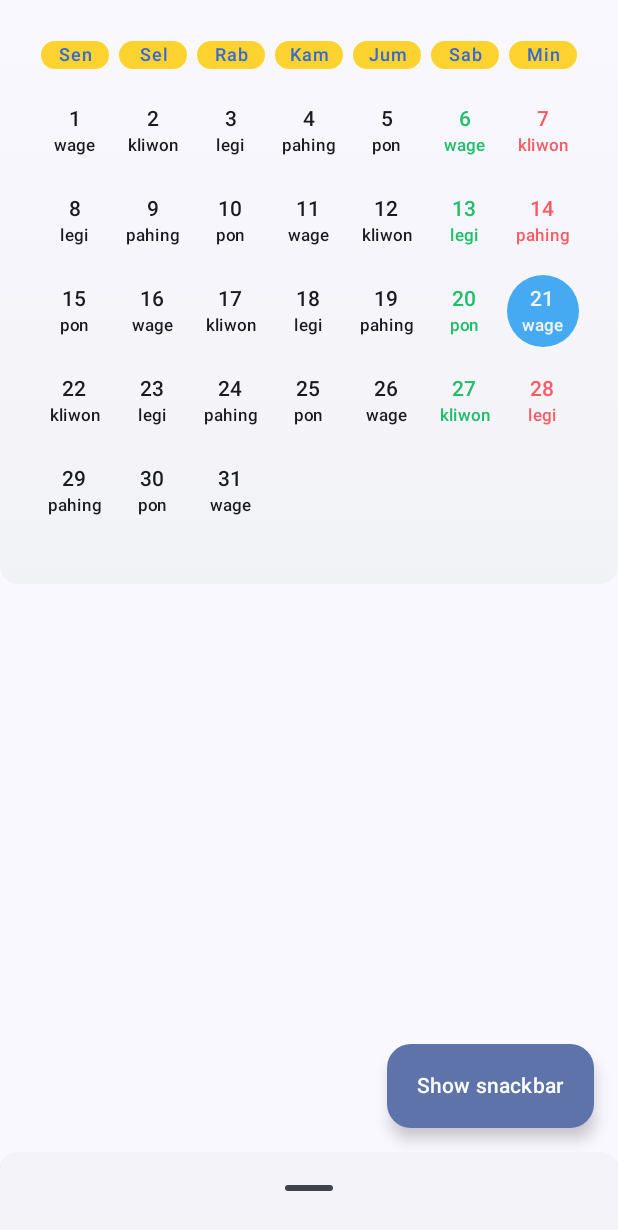
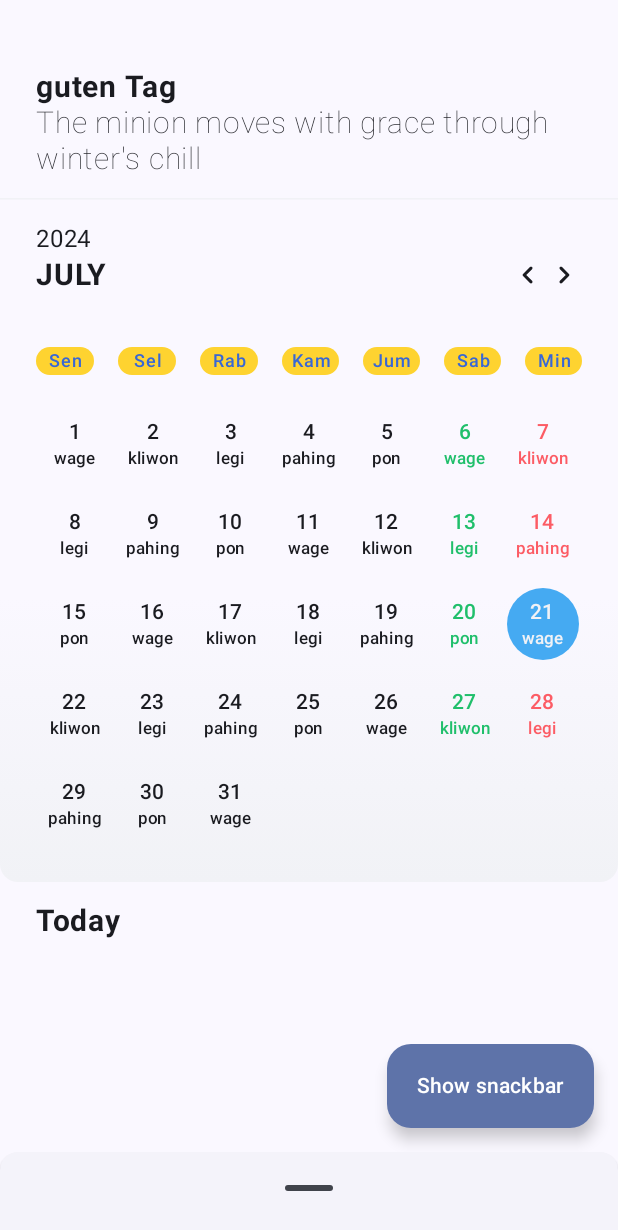
Before and after one commit to remithzu/Calendar, an Android app built with Jetpack Compose: the screen it shows after launch (MainActivity), on a phone screen of 412 x 824 dp. Shown: the top 1230 px of the screen. Run offline under Robolectric (Android 15) with nearby library versions, the phone set to English and light mode, and no system bars.

Commit message:
Initial commit

```diff
--- a/app/src/main/java/com/rmtz/calendar/KalenderUi.kt
+++ b/app/src/main/java/com/rmtz/calendar/KalenderUi.kt
@@ -1,11 +1,15 @@
 package com.rmtz.calendar
 
 import android.annotation.SuppressLint
+import android.content.ClipData.Item
 import android.content.res.Configuration
+import android.text.Html
 import android.util.Log
 import androidx.compose.foundation.Canvas
 import androidx.compose.foundation.background
+import androidx.compose.foundation.clickable
 import androidx.compose.foundation.isSystemInDarkTheme
+import androidx.compose.foundation.layout.Arrangement
 import androidx.compose.foundation.layout.Arrangement.aligned
 import androidx.compose.foundation.layout.Box
 import androidx.compose.foundation.layout.Column
@@ -16,7 +20,14 @@ import androidx.compose.foundation.layout.fillMaxWidth
 import androidx.compose.foundation.layout.height
 import androidx.compose.foundation.layout.padding
 import androidx.compose.foundation.lazy.grid.GridCells
+import androidx.compose.foundation.lazy.grid.LazyHorizontalGrid
 import androidx.compose.foundation.lazy.grid.LazyVerticalGrid
+import androidx.compose.material.icons.Icons
+import androidx.compose.material.icons.automirrored.rounded.KeyboardArrowLeft
+import androidx.compose.material.icons.automirrored.rounded.KeyboardArrowRight
+import androidx.compose.material.icons.sharp.KeyboardArrowLeft
+import androidx.compose.material3.HorizontalDivider
+import androidx.compose.material3.Icon
 import androidx.compose.material3.MaterialTheme
 import androidx.compose.material3.MaterialTheme.typography
 import androidx.compose.material3.Text
@@ -40,36 +51,83 @@ import androidx.compose.ui.tooling.preview.Devices
 import androidx.compose.ui.tooling.preview.Preview
 import androidx.compose.ui.unit.dp
 import androidx.compose.ui.unit.sp
+import com.rmtz.calendar.libs.Greetings
 import com.rmtz.calendar.libs.Kalender
 import com.rmtz.calendar.ui.component.ClockWidget
 import com.rmtz.calendar.ui.component.Container
 import com.rmtz.calendar.ui.component.KalenderWidget
+import com.rmtz.calendar.ui.component.TextMedium
+import com.rmtz.calendar.ui.component.TextMediumBold
+import com.rmtz.calendar.ui.component.TextMediumThin
+import com.rmtz.calendar.ui.component.TextNormal
+import com.rmtz.calendar.ui.component.TextSmall
+import com.rmtz.calendar.ui.component.TextSmallBold
 import com.rmtz.calendar.ui.component.nightGradient
 import com.rmtz.calendar.ui.component.roundedBottomCornerShape
 import com.rmtz.calendar.ui.component.shineGradient
 import com.rmtz.calendar.ui.component.verticalDarkGradientTransparent
 import com.rmtz.calendar.ui.component.verticalLightGradientTransparent
 import com.rmtz.calendar.ui.theme.AppTheme
+import com.rmtz.calendar.ui.theme.FlatUiColors
 import com.rmtz.calendar.ui.theme.yellowTransient
 import java.time.DayOfWeek
 import java.time.LocalDate
 import java.time.format.DateTimeFormatter
 
-@SuppressLint("NewApi")
+@SuppressLint("NewApi", "AutoboxingStateCreation")
 @Composable
 fun KalenderUI(innerPadding: PaddingValues) {
-    val month = Kalender.getToday().month
-    val year = Kalender.getToday().year
-    val daysOfMonth = Kalender.getDatesOfMonth(year, month)
-    val firstDayOfMonth = Kalender.getDayInFirstMonth(year, month)
-    val startOffset = if (firstDayOfMonth == DayOfWeek.MONDAY) 0 else firstDayOfMonth.value - 1
-    val daysOfWeek = Kalender.getDaysInWeeks()
+    val date = Kalender.getToday().dayOfMonth
+    var month by remember { mutableStateOf(Kalender.getToday().month)}
+    var year by remember { mutableStateOf(Kalender.getToday().year)}
 
     /*Grid Layout*/
-    Column {
+    Column(Modifier.padding(0.dp, 32.dp, 0.dp,0.dp)) {
+        Container(Modifier.fillMaxWidth().padding(8.dp, 0.dp)) {
+            Column {
+                TextMediumBold(text = Greetings.Generate())
+                TextMediumThin(text = Greetings.Quote())
+            }
+        }
+        HorizontalDivider(color = FlatUiColors.BasicPallete.LightenDark , thickness = 1.dp)
+        Container(Modifier.fillMaxWidth().padding(8.dp, 0.dp)) {
+            Column {
+                Box() {
+                    Text(text = "$year")
+                }
+                Row(
+                    modifier = Modifier.fillMaxWidth(),
+                    horizontalArrangement = Arrangement.Absolute.SpaceBetween,
+                    verticalAlignment = Alignment.CenterVertically
+                ) {
+
+                    TextMediumBold(text = "$month")
+                    Row {
+                        Box(Modifier.clickable {
+                            month = Kalender.previousMonth(month)
+                            Log.e("Month", "$year $month ${month.value}")
+                            if (month.value == 12) {
+                                year -= 1
+                            }
+                        }) {
+                            Icon(imageVector = Icons.AutoMirrored.Rounded.KeyboardArrowLeft, contentDescription = "")
+                        }
+                        Box(Modifier.clickable {
+                            month = Kalender.nextMonth(month)
+                            Log.e("Month", "$year $month ${month.value}")
+                            if (month.value == 1) {
+                                year += 1
+                            }
+                        }) {
+                            Icon(imageVector = Icons.AutoMirrored.Rounded.KeyboardArrowRight, contentDescription = "")
+                        }
+                    }
+                }
+            }
+        }
         Container(
             Modifier
-                .padding(0.dp)
+                .fillMaxWidth()
                 .background(
                     brush = if (isSystemInDarkTheme()) {
                         verticalDarkGradientTransparent
@@ -79,7 +137,13 @@ fun KalenderUI(innerPadding: PaddingValues) {
                     shape = roundedBottomCornerShape
                 )
         ) {
-            KalenderWidget()
+            KalenderWidget(month, year)
+        }
+
+        Container(Modifier.fillMaxWidth().padding(8.dp, 0.dp)) {
+            Column {
+                TextMediumBold(text = "Today")
+            }
         }
 
     }
--- a/app/src/main/java/com/rmtz/calendar/libs/Greetings.kt
+++ b/app/src/main/java/com/rmtz/calendar/libs/Greetings.kt
@@ -2,7 +2,7 @@ package com.rmtz.calendar.libs
 
 class Greetings {
     companion object {
-        public fun generate(): String {
+        fun Generate(): String {
             val greetings = listOf(
                 "guten Tag",
                 "good evening",
@@ -51,7 +51,10 @@ class Greetings {
                 "wassap?",
                 "yo"
             )
+            return greetings.random()
+        }
 
+        fun Quote(): String {
             val topics = listOf(
                 "Neon swords dance in the cool blue abyss",
                 "Where a cyberpunk samurai finds his silent bliss",
@@ -102,7 +105,7 @@ class Greetings {
                 "In a world of steel and code, it finds its place",
                 "A beacon of warmth in the cold embrace"
             )
-            return "<b>${greetings.random()}</b>\n${topics.random()}"
+            return topics.random()
         }
     }
 }
--- a/app/src/main/java/com/rmtz/calendar/ui/component/ColorGradient.kt
+++ b/app/src/main/java/com/rmtz/calendar/ui/component/ColorGradient.kt
@@ -41,11 +41,11 @@ val shineGradient = Brush.horizontalGradient(
     )
 )
 val verticalDarkGradientTransparent = Brush.verticalGradient(
-    listOf(Color.Transparent,BaseDark.LightenDark)
+    listOf(Color.Transparent,Color.Transparent,BaseDark.LightenDark)
 )
 
 val verticalLightGradientTransparent = Brush.verticalGradient(
-    listOf(Color.Transparent,BaseDark.BrokenWhite)
+    listOf(Color.Transparent,Color.Transparent,BaseDark.BrokenWhite)
 )
 
 val largeRadialGradient = object : ShaderBrush() {
--- a/app/src/main/java/com/rmtz/calendar/ui/component/Widget.kt
+++ b/app/src/main/java/com/rmtz/calendar/ui/component/Widget.kt
@@ -48,6 +48,7 @@ import kotlinx.coroutines.delay
 import java.text.SimpleDateFormat
 import java.time.DayOfWeek
 import java.time.LocalDate
+import java.time.Month
 import java.util.Date
 import java.util.Locale
 import kotlin.math.abs
@@ -119,9 +120,7 @@ fun ClockWidget(modifier: Modifier? = Modifier, onUpdateProgress: (Float) -> Uni
 
 @SuppressLint("NewApi")
 @Composable
-fun KalenderWidget() {
-    val month = Kalender.getToday().month
-    val year = Kalender.getToday().year
+fun KalenderWidget(month: Month, year: Int) {
     val daysOfMonth = Kalender.getDatesOfMonth(year, month)
     val firstDayOfMonth = Kalender.getDayInFirstMonth(year, month)
     val startOffset = if (firstDayOfMonth == DayOfWeek.MONDAY) 0 else firstDayOfMonth.value - 1
@@ -133,14 +132,14 @@ fun KalenderWidget() {
             Row(
                 modifier = Modifier
                     .fillMaxWidth()
-                    .padding(horizontal = 8.dp),
+                    .padding(horizontal = 0.dp),
                 horizontalArrangement = Arrangement.SpaceBetween,
                 verticalAlignment = Alignment.CenterVertically
             ) {
                 daysOfWeek.forEach { day ->
                     Box(
                         Modifier
-                            .padding(3.dp)
+                            .padding(8.dp)
                             .weight(1f)
                             .background(
                                 color = FlatUiColors.GermanPallet.NycTaxi,
@@ -240,6 +239,7 @@ fun WidgetItemDate(day: Int, isSelected: Boolean, isFriday: Boolean, isWeekend:
     }
 }
 
+@SuppressLint("NewApi")
 @Preview(
     name = "Light Mode",
     uiMode = Configuration.UI_MODE_NIGHT_NO,
@@ -251,6 +251,6 @@ fun WidgetItemDate(day: Int, isSelected: Boolean, isFriday: Boolean, isWeekend:
 @Composable
 fun GreetingPreview() {
     AppTheme {
-        KalenderWidget()
+        KalenderWidget(Month.JULY, 2024)
     }
 }
```
Also changed, not shown: app/src/main/java/com/rmtz/calendar/libs/Kalender.kt (+11 -0 lines), app/src/main/java/com/rmtz/calendar/ui/component/Compose.kt (+199 -10 lines), app/src/main/java/com/rmtz/calendar/ui/theme/Style.kt (added, +8 -0 lines).
